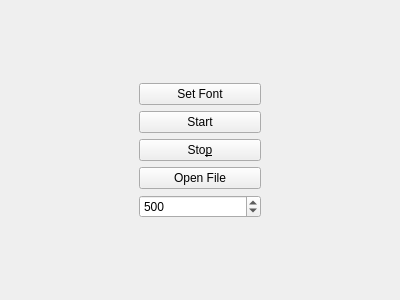
Old version of the form fastreader/reader.ui in the repository RightL/fastReader.
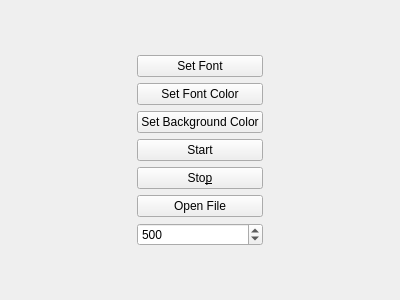
New version of the form.

Diff of the .ui file:
```diff
--- a/fastreader/reader.ui
+++ b/fastreader/reader.ui
@@ -14,7 +14,14 @@
    <string>Reader</string>
   </property>
   <layout class="QGridLayout" name="gridLayout">
-   <item row="2" column="0" rowspan="5">
+   <item row="3" column="1">
+    <widget class="QPushButton" name="fontColor">
+     <property name="text">
+      <string>Set Font Color</string>
+     </property>
+    </widget>
+   </item>
+   <item row="2" column="0" rowspan="7">
     <spacer name="horizontalSpacer_3">
      <property name="orientation">
       <enum>Qt::Horizontal</enum>
@@ -27,13 +34,46 @@
      </property>
     </spacer>
    </item>
-   <item row="8" column="0">
-    <widget class="QLabel" name="label_2">
+   <item row="7" column="1">
+    <widget class="QPushButton" name="openFile">
      <property name="text">
-      <string/>
+      <string>Open File</string>
      </property>
     </widget>
    </item>
+   <item row="5" column="1">
+    <widget class="QPushButton" name="start">
+     <property name="text">
+      <string>Start</string>
+     </property>
+    </widget>
+   </item>
+   <item row="10" column="1">
+    <spacer name="horizontalSpacer_2">
+     <property name="orientation">
+      <enum>Qt::Horizontal</enum>
+     </property>
+     <property name="sizeHint" stdset="0">
+      <size>
+       <width>121</width>
+       <height>20</height>
+      </size>
+     </property>
+    </spacer>
+   </item>
+   <item row="9" column="1">
+    <spacer name="verticalSpacer_4">
+     <property name="orientation">
+      <enum>Qt::Vertical</enum>
+     </property>
+     <property name="sizeHint" stdset="0">
+      <size>
+       <width>20</width>
+       <height>78</height>
+      </size>
+     </property>
+    </spacer>
+   </item>
    <item row="1" column="1">
     <spacer name="verticalSpacer_3">
      <property name="orientation">
@@ -47,27 +87,14 @@
      </property>
     </spacer>
    </item>
-   <item row="5" column="1">
-    <widget class="QPushButton" name="openFile">
+   <item row="10" column="0">
+    <widget class="QLabel" name="label_2">
      <property name="text">
-      <string>Open File</string>
+      <string/>
      </property>
     </widget>
    </item>
    <item row="8" column="1">
-    <spacer name="horizontalSpacer_2">
-     <property name="orientation">
-      <enum>Qt::Horizontal</enum>
-     </property>
-     <property name="sizeHint" stdset="0">
-      <size>
-       <width>121</width>
-       <height>20</height>
-      </size>
-     </property>
-    </spacer>
-   </item>
-   <item row="6" column="1">
     <widget class="QSpinBox" name="setSpeed">
      <property name="toolTip">
       <string>Speed</string>
@@ -83,8 +110,8 @@
      </property>
     </widget>
    </item>
-   <item row="7" column="1">
-    <spacer name="verticalSpacer_4">
+   <item row="0" column="1">
+    <spacer name="horizontalSpacer">
      <property name="orientation">
       <enum>Qt::Vertical</enum>
      </property>
@@ -96,24 +123,13 @@
      </property>
     </spacer>
    </item>
-   <item row="3" column="1">
-    <widget class="QPushButton" name="start">
-     <property name="text">
-      <string>Start</string>
-     </property>
-    </widget>
-   </item>
-   <item row="8" column="2">
+   <item row="10" column="2">
     <widget class="QLabel" name="label_4">
      <property name="text">
       <string/>
      </property>
-    </widget>
-   </item>
-   <item row="0" column="0">
-    <widget class="QLabel" name="label">
-     <property name="text">
-      <string/>
+     <property name="alignment">
+      <set>Qt::AlignRight|Qt::AlignTrailing|Qt::AlignVCenter</set>
      </property>
     </widget>
    </item>
@@ -122,6 +138,9 @@
      <property name="text">
       <string/>
      </property>
+     <property name="alignment">
+      <set>Qt::AlignRight|Qt::AlignTrailing|Qt::AlignVCenter</set>
+     </property>
     </widget>
    </item>
    <item row="0" column="1">
@@ -144,26 +163,33 @@
      </property>
     </widget>
    </item>
-   <item row="2" column="2" rowspan="5">
-    <spacer name="horizontalSpacer_4">
-     <property name="orientation">
-      <enum>Qt::Horizontal</enum>
-     </property>
-     <property name="sizeHint" stdset="0">
-      <size>
-       <width>120</width>
-       <height>20</height>
-      </size>
-     </property>
-    </spacer>
-   </item>
-   <item row="4" column="1">
+   <item row="6" column="1">
     <widget class="QPushButton" name="stop">
      <property name="text">
       <string>Sto&amp;p</string>
      </property>
     </widget>
    </item>
+   <item row="2" column="2" rowspan="7">
+    <spacer name="horizontalSpacer_4">
+     <property name="orientation">
+      <enum>Qt::Horizontal</enum>
+     </property>
+     <property name="sizeHint" stdset="0">
+      <size>
+       <width>120</width>
+       <height>20</height>
+      </size>
+     </property>
+    </spacer>
+   </item>
+   <item row="4" column="1">
+    <widget class="QPushButton" name="bgColor">
+     <property name="text">
+      <string>Set Background Color</string>
+     </property>
+    </widget>
+   </item>
   </layout>
  </widget>
  <layoutdefault spacing="6" margin="11"/>
```
Left out of the diff: 22 changed lines with no effect on the pictures.
